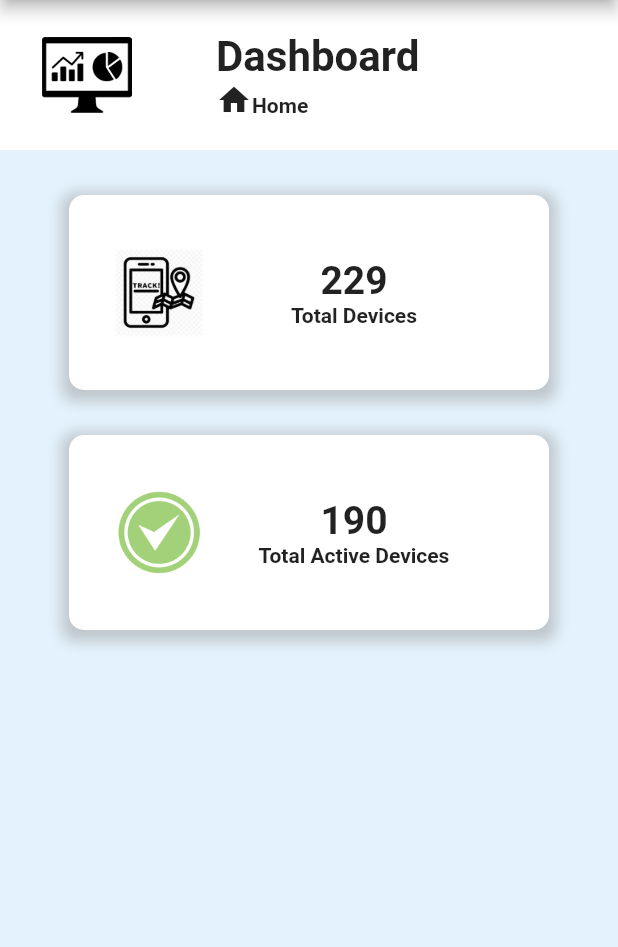
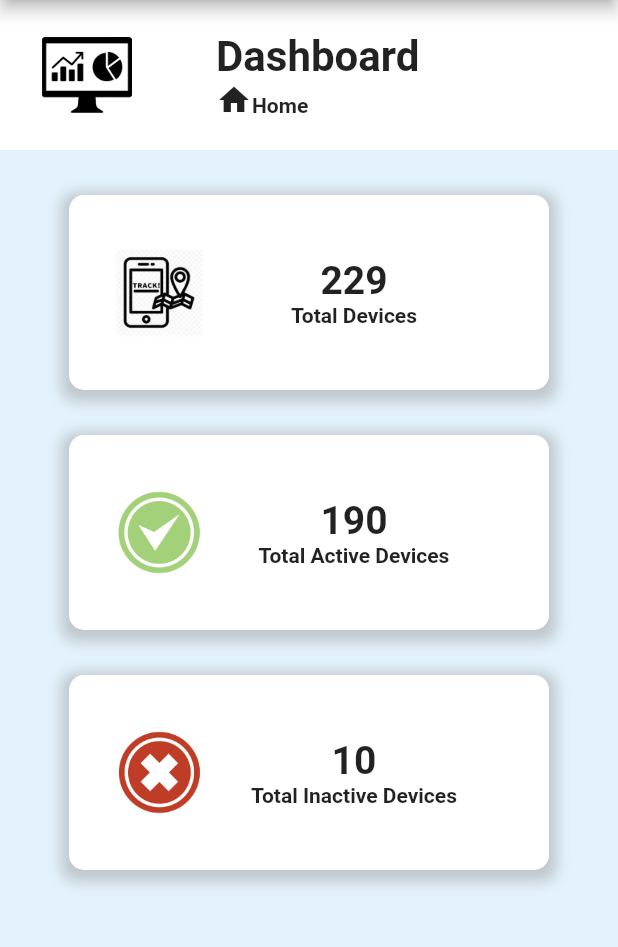
Before and after one commit to YousfYousry/CMS-COMDELTA-APP, a Flutter app: the DeviceStatus screen opened directly, on a phone screen of 412 x 824 dp, the part 75-1022 px from its top. Run offline on Flutter 3.47's test engine with Material 2 defaults, Android fonts, the light colour scheme and no system bars.

Commit message:
Updated the Device Status Cards

```diff
--- a/lib/DashBoard.dart
+++ b/lib/DashBoard.dart
@@ -53,6 +53,7 @@
                 Navigator.push(context,
                 MaterialPageRoute(builder: (context) => DeviceStatus()));
               },
+
               child:Container(
                   width: 320,
                   height: 130,
--- a/lib/DeviceStatus.dart
+++ b/lib/DeviceStatus.dart
@@ -17,7 +17,11 @@
           child: Column(children: [
             DashBoardHeader(),
             SizedBox(height: 30),
-            Container(
+
+
+            InkWell(
+              onTap: () {},
+              child:Container(
               width: 320,
               height: 130,
               decoration: BoxDecoration(
@@ -55,10 +59,13 @@
                             ],
                           ))
 
-                    ])), // Total Devices
+                    ]))), // Total Devices
+
 
             SizedBox(height: 30),
-            Container(
+            InkWell(
+              onTap: () {},
+              child:Container(
               width: 320,
               height: 130,
               decoration: BoxDecoration(
@@ -97,9 +104,53 @@
                           ))
 
                     ])
-            ), // Active Devices Last 72 Hours
+            )), // Active Devices Last 72 Hours
 
-            Container(), // Inactive Devices Last 72 Hours
+            SizedBox(height: 30),
+            InkWell(
+              onTap: () {},
+              child:Container(
+              width: 320,
+              height: 130,
+              decoration: BoxDecoration(
+                  color: Colors.white,
+                  borderRadius: BorderRadius.circular(10),
+                  boxShadow: [
+                    BoxShadow(
+                        color: Colors.grey.withOpacity(0.5),
+                        spreadRadius: 5,
+                        blurRadius: 7,
+                        offset: Offset(0, 3))
+                  ]),
+                child: Row(
+                    mainAxisAlignment: MainAxisAlignment.center,
+                    children: [
+                      Container(
+                          width: 60,
+                          height: 110,
+                          child: Image.asset('assets/image/inactive1.png')),
+                      Container(
+                          width: 200,
+                          height: 110,
+                          child: Column(
+                            mainAxisAlignment: MainAxisAlignment.center,
+                            children: [
+                              Text(
+                                '10',
+                                style: TextStyle(
+                                    fontSize: 26, fontWeight: FontWeight.bold),
+                              ),
+                              Text.rich(TextSpan(
+                                  text: 'Total Inactive Devices',
+                                  style:
+                                      TextStyle(fontWeight: FontWeight.bold)))
+                            ],
+                          ))
+
+                    ])
+            )), // Inactive Devices Last 72 Hours
+
+
           ]),
         ));
   }
```
Also changed, not shown: assets/image/inactive.png (added), assets/image/inactive1.png (added).
